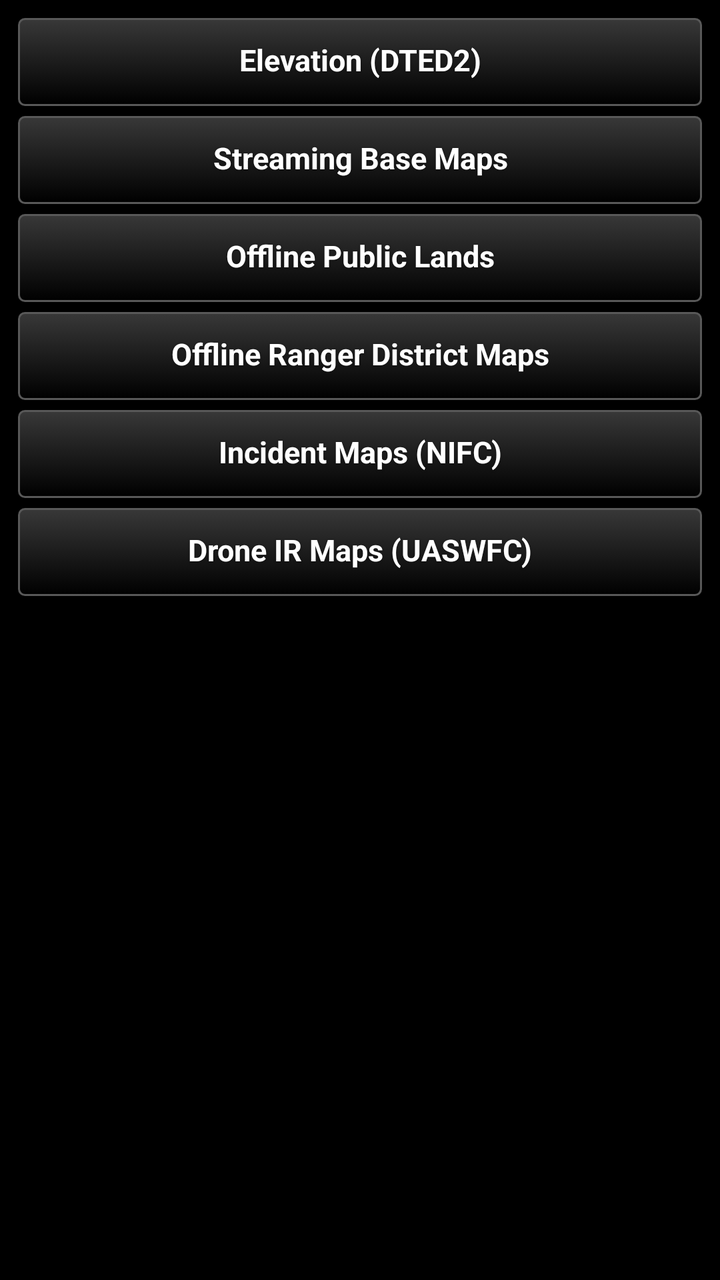
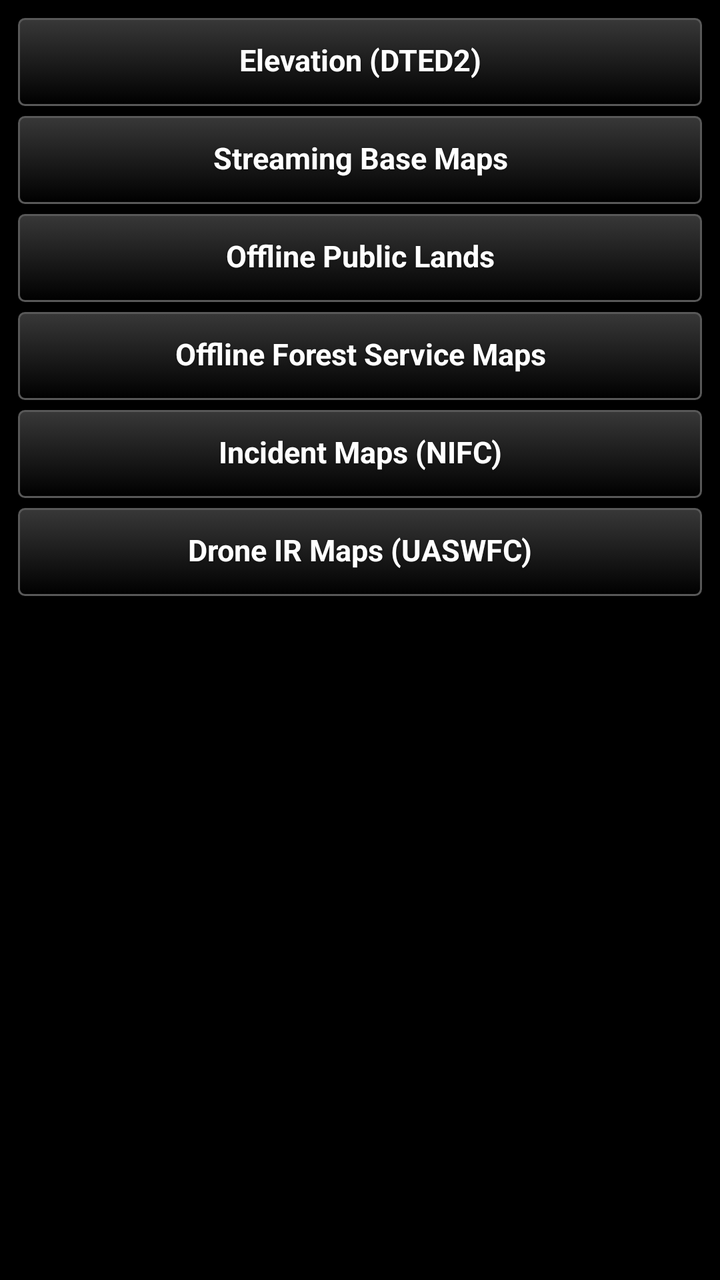

Compare the two renders of this Android layout. The source of the first and the diff that turns it into the second are given below.
<!-- AndroidManifest.xml: application theme AppTheme -->
<!-- res/layout/main_layout.xml -->
<?xml version="1.0" encoding="utf-8"?>
<LinearLayout xmlns:android="http://schemas.android.com/apk/res/android"
    android:layout_width="match_parent"
    android:layout_height="match_parent"
    android:orientation="vertical"
    android:padding="8dp">

    
    <ScrollView
        android:id="@+id/home_view"
        android:layout_width="match_parent"
        android:layout_height="match_parent"
        android:fillViewport="true">

    <LinearLayout
        android:layout_width="match_parent"
        android:layout_height="wrap_content"
        android:orientation="vertical">

        <Button
            style="@style/TakwerxButton"
            android:id="@+id/btn_dted"
            android:layout_width="match_parent"
            android:layout_height="wrap_content"
            android:layout_marginBottom="3dp"
            android:minHeight="46dp"
            android:text="@string/elevation_heading" />

        <Button
            style="@style/TakwerxButton"
            android:id="@+id/btn_maps"
            android:layout_width="match_parent"
            android:layout_height="wrap_content"
            android:layout_marginBottom="3dp"
            android:minHeight="46dp"
            android:text="@string/maps_heading" />

        <Button
            style="@style/TakwerxButton"
            android:id="@+id/btn_forests"
            android:layout_width="match_parent"
            android:layout_height="wrap_content"
            android:layout_marginBottom="3dp"
            android:minHeight="46dp"
            android:text="@string/forests_heading" />

        <Button
            style="@style/TakwerxButton"
            android:id="@+id/btn_recmaps"
            android:layout_width="match_parent"
            android:layout_height="wrap_content"
            android:layout_marginBottom="3dp"
            android:minHeight="46dp"
            android:text="@string/recmaps_heading" />

        <Button
            style="@style/TakwerxButton"
            android:id="@+id/btn_nifc"
            android:layout_width="match_parent"
            android:layout_height="wrap_content"
            android:layout_marginBottom="3dp"
            android:minHeight="46dp"
            android:text="@string/nifc_heading" />

        <Button
            style="@style/TakwerxButton"
            android:id="@+id/btn_uaswfc"
            android:layout_width="match_parent"
            android:layout_height="wrap_content"
            android:minHeight="46dp"
            android:text="@string/uaswfc_heading" />

        <TextView
            android:id="@+id/home_note"
            android:layout_width="match_parent"
            android:layout_height="wrap_content"
            android:paddingTop="10dp"
            android:textSize="12sp" />
    </LinearLayout>
    </ScrollView>

    
    <LinearLayout
        android:id="@+id/forest_view"
        android:layout_width="match_parent"
        android:layout_height="match_parent"
        android:orientation="vertical"
        android:visibility="gone">

        <LinearLayout
            android:layout_width="match_parent"
            android:layout_height="wrap_content"
            android:gravity="center_vertical"
            android:orientation="horizontal">

            <Button
                style="@style/TakwerxButton"
                android:id="@+id/btn_back_forests"
                android:layout_width="wrap_content"
                android:layout_height="wrap_content"
                android:text="@string/back" />

            
            <Button
                style="@style/TakwerxButton"
                android:id="@+id/package_filter"
                android:layout_width="wrap_content"
                android:layout_height="wrap_content"
                android:layout_marginStart="8dp"
                android:minWidth="0dp"
                android:paddingStart="10dp"
                android:paddingEnd="10dp" />

            <EditText
                android:id="@+id/forest_search"
                android:layout_width="0dp"
                android:layout_height="wrap_content"
                android:layout_marginStart="8dp"
                android:layout_weight="1"
                android:hint="@string/search_forests"
                android:imeOptions="actionSearch|flagNoExtractUi"
                android:inputType="text"
                android:maxLines="1"
                android:singleLine="true" />
        </LinearLayout>

        
        <Button
            style="@style/TakwerxButton"
            android:id="@+id/cancel_bar"
            android:layout_width="match_parent"
            android:layout_height="wrap_content"
            android:layout_marginTop="4dp"
            android:minHeight="56dp"
            android:text="@string/cancel_download"
            android:visibility="gone" />

        
        <LinearLayout
            android:layout_width="match_parent"
            android:layout_height="wrap_content"
            android:gravity="center_vertical"
            android:orientation="horizontal">

            <Button
                style="@style/TakwerxButton"
                android:id="@+id/forest_outlines"
                android:layout_width="wrap_content"
                android:layout_height="wrap_content"
                android:minWidth="0dp"
                android:paddingStart="10dp"
                android:paddingEnd="10dp" />

            <TextView
                android:id="@+id/forest_status"
                android:layout_width="0dp"
                android:layout_height="wrap_content"
                android:layout_marginStart="8dp"
                android:layout_weight="1"
                android:minLines="2"
                android:maxLines="3"
                android:ellipsize="end"
                android:paddingBottom="4dp"
                android:paddingTop="4dp"
                android:textSize="13sp" />
        </LinearLayout>

        <ListView
            android:id="@+id/forest_list"
            android:layout_width="match_parent"
            android:layout_height="0dp"
            android:layout_weight="1" />
    </LinearLayout>

    
    <LinearLayout
        android:id="@+id/basemap_view"
        android:layout_width="match_parent"
        android:layout_height="match_parent"
        android:orientation="vertical"
        android:visibility="gone">

        <LinearLayout
            android:layout_width="match_parent"
            android:layout_height="wrap_content"
            android:gravity="center_vertical"
            android:orientation="horizontal">

            <Button
                style="@style/TakwerxButton"
                android:id="@+id/btn_back_maps"
                android:layout_width="wrap_content"
                android:layout_height="wrap_content"
                android:text="@string/back" />

            <Button
                style="@style/TakwerxButton"
                android:id="@+id/basemap_filter"
                android:layout_width="wrap_content"
                android:layout_height="wrap_content"
                android:layout_marginStart="8dp"
                android:minWidth="0dp"
                android:paddingStart="10dp"
                android:paddingEnd="10dp" />

            <Button
                style="@style/TakwerxButton"
                android:id="@+id/category_button"
                android:layout_width="0dp"
                android:layout_height="wrap_content"
                android:layout_marginStart="8dp"
                android:layout_weight="1" />
        </LinearLayout>

        <TextView
            android:id="@+id/basemap_status"
            android:layout_width="match_parent"
            android:layout_height="wrap_content"
            android:minLines="2"
            android:maxLines="2"
            android:ellipsize="end"
            android:paddingBottom="4dp"
            android:paddingTop="4dp"
            android:textSize="13sp" />

        <ListView
            android:id="@+id/basemap_list"
            android:layout_width="match_parent"
            android:layout_height="0dp"
            android:layout_weight="1"
            android:divider="#33FFFFFF"
            android:dividerHeight="1dp" />
    </LinearLayout>

    
    <LinearLayout
        android:id="@+id/dted_view"
        android:layout_width="match_parent"
        android:layout_height="match_parent"
        android:orientation="vertical"
        android:visibility="gone">

        <LinearLayout
            android:layout_width="match_parent"
            android:layout_height="wrap_content"
            android:gravity="center_vertical"
            android:orientation="horizontal">

            <Button
                style="@style/TakwerxButton"
                android:id="@+id/btn_back"
                android:layout_width="wrap_content"
                android:layout_height="wrap_content"
                android:text="@string/back" />

            
            <Button
                style="@style/TakwerxButton"
                android:id="@+id/region_filter"
                android:layout_width="wrap_content"
                android:layout_height="wrap_content"
                android:layout_marginStart="8dp"
                android:minWidth="0dp"
                android:paddingStart="10dp"
                android:paddingEnd="10dp" />

            <Button
                style="@style/TakwerxButton"
                android:id="@+id/country_button"
                android:layout_width="0dp"
                android:layout_height="wrap_content"
                android:layout_marginStart="8dp"
                android:layout_weight="1" />
        </LinearLayout>

        <Button
            style="@style/TakwerxButton"
            android:id="@+id/cancel_bar_dted"
            android:layout_width="match_parent"
            android:layout_height="wrap_content"
            android:layout_marginTop="4dp"
            android:minHeight="56dp"
            android:text="@string/cancel_download"
            android:visibility="gone" />

        <TextView
            android:id="@+id/depot_status"
            android:layout_width="match_parent"
            android:layout_height="wrap_content"
            android:minLines="2"
            android:maxLines="2"
            android:ellipsize="end"
            android:paddingBottom="4dp"
            android:paddingTop="4dp"
            android:text="@string/loading_catalog"
            android:textSize="13sp" />

        <ListView
            android:id="@+id/region_list"
            android:layout_width="match_parent"
            android:layout_height="0dp"
            android:layout_weight="1"
            android:divider="#33FFFFFF"
            android:dividerHeight="1dp" />
    </LinearLayout>


    
    <LinearLayout
        android:id="@+id/nifc_view"
        android:layout_width="match_parent"
        android:layout_height="match_parent"
        android:orientation="vertical"
        android:visibility="gone">

        <LinearLayout
            android:layout_width="match_parent"
            android:layout_height="wrap_content"
            android:orientation="horizontal">

            <Button
                style="@style/TakwerxButton"
                android:id="@+id/btn_back_nifc"
                android:layout_width="wrap_content"
                android:layout_height="wrap_content"
                android:text="@string/back" />

            
            <Button
                style="@style/TakwerxButton"
                android:id="@+id/nifc_filter"
                android:layout_width="wrap_content"
                android:layout_height="wrap_content"
                android:layout_marginStart="8dp"
                android:text="@string/filter_all" />

            
            <Button
                style="@style/TakwerxButton"
                android:id="@+id/nifc_gacc"
                android:layout_width="0dp"
                android:layout_height="wrap_content"
                android:layout_marginStart="8dp"
                android:layout_weight="1" />
        </LinearLayout>

        
        <LinearLayout
            android:layout_width="match_parent"
            android:layout_height="wrap_content"
            android:layout_marginTop="4dp"
            android:gravity="center_vertical"
            android:orientation="horizontal">

            <Button
                style="@style/TakwerxButton"
                android:id="@+id/nifc_outlines"
                android:layout_width="wrap_content"
                android:layout_height="wrap_content"
                android:minWidth="0dp"
                android:paddingStart="10dp"
                android:paddingEnd="10dp" />

            <TextView
                android:id="@+id/nifc_status"
                android:layout_width="0dp"
                android:layout_height="wrap_content"
                android:layout_marginStart="8dp"
                android:layout_weight="1"
                android:textSize="12sp" />
        </LinearLayout>

        <Button
            style="@style/TakwerxButton"
            android:id="@+id/cancel_bar_nifc"
            android:layout_width="match_parent"
            android:layout_height="wrap_content"
            android:layout_marginTop="4dp"
            android:minHeight="56dp"
            android:text="@string/cancel_download"
            android:visibility="gone" />

        <ListView
            android:id="@+id/nifc_list"
            android:layout_width="match_parent"
            android:layout_height="0dp"
            android:layout_marginTop="4dp"
            android:layout_weight="1" />
    </LinearLayout>

</LinearLayout>
<!-- resources referenced by this layout -->
<resources>
  <string name="back">‹ Back</string>
  <string name="cancel_download">Cancel download</string>
  <string name="elevation_heading">Elevation (DTED2)</string>
  <string name="filter_all">All</string>
  <string name="forests_heading">Offline Public Lands</string>
  <string name="loading_catalog">Loading catalog…</string>
  <string name="maps_heading">Streaming Base Maps</string>
  <string name="nifc_heading">Incident Maps (NIFC)</string>
  <string name="recmaps_heading">Offline Ranger District Maps</string>
  <string name="search_forests">Search forests…</string>
  <string name="uaswfc_heading">Drone IR Maps (UASWFC)</string>
  <style name="TakwerxButton" parent="@style/darkButton">
          <item name="android:paddingLeft">12dp</item>
          <item name="android:paddingRight">12dp</item>
          <item name="android:paddingTop">6dp</item>
          <item name="android:paddingBottom">8dp</item>
          <item name="android:minHeight">44dp</item>
          <item name="android:minWidth">0dp</item>
          <item name="android:textSize">15sp</item>
          <item name="android:singleLine">true</item>
          <item name="android:ellipsize">end</item>
      </style>
  <style name="AppTheme" parent="@android:style/Theme.Holo">
          <item name="android:buttonStyle">@android:style/Widget.Button</item>
          <item name="android:imageButtonStyle">@android:style/Widget.Button</item>
          <item name="android:buttonStyleToggle">@android:style/Widget.Button</item>
          <item name="android:spinnerStyle">@style/ATAKSpinner</item>
          <item name="android:spinnerItemStyle">@style/ATAKSpinnerItem</item>
          <item name="android:editTextStyle">@style/ATAKEditText</item>
      </style>
  <style name="darkButton" parent="@android:style/Widget.Button">
          <item name="android:background">@drawable/btn_gray</item>
          <item name="android:shadowColor">@color/darker_gray</item>
          <item name="android:shadowDy">1</item>
          <item name="android:shadowRadius">2</item>
          <item name="android:textColor">@color/white</item>
          <item name="android:textStyle">bold</item>
          <item name="android:paddingTop">0dp</item>
          <item name="android:paddingBottom">3dp</item>
          <item name="android:textSize">@dimen/fontSize</item>
      </style>
  <style name="ATAKSpinner" parent="@android:style/Widget.Spinner">
          <item name="android:spinnerMode">dialog</item>
      </style>
  <style name="ATAKSpinnerItem">
          <item name="android:textColor">@android:color/white</item>
          <item name="android:dropDownVerticalOffset">0dip</item>
          <item name="android:dropDownHorizontalOffset">0dip</item>
          <item name="android:dropDownWidth">wrap_content</item>
          <item name="android:gravity">left|center_vertical</item>
      </style>
  <style name="ATAKEditText" parent="@android:style/Widget.EditText">
          
          
  
          
          <item name="android:imeOptions">flagNoFullscreen</item>
      </style>
  <color name="darker_gray">#121212</color>
  <color name="white">#ffffff</color>
  <dimen name="fontSize">14sp</dimen>
  <!-- drawable new_dark_button_disabled (drawable) -->
  <?xml version="1.0" encoding="utf-8"?>
  <layer-list xmlns:android="http://schemas.android.com/apk/res/android">
      <item android:bottom="1dp" android:right="1dp" android:left="1dp" android:top="1dp">
          <shape android:shape="rectangle">
              <corners android:radius="3dp" />
              <stroke
                  android:width="1dp"
                  android:color="#484848" />
              <solid android:color="#484848" />
          </shape>
      </item>
  </layer-list>
  <!-- unchanged entries left out for length: 3 -->
</resources>

<!-- the commit's change to res/layout/main_layout.xml (unified diff, before → after) -->
@@ -99,6 +99,18 @@
                 android:layout_width="wrap_content"
                 android:layout_height="wrap_content"
                 android:text="@string/back" />
+
+            
+            <Button
+                style="@style/TakwerxButton"
+                android:id="@+id/sheet_series"
+                android:layout_width="wrap_content"
+                android:layout_height="wrap_content"
+                android:layout_marginStart="8dp"
+                android:minWidth="0dp"
+                android:paddingStart="10dp"
+                android:paddingEnd="10dp"
+                android:visibility="gone" />
 
             
             <Button
<!-- resource entries referenced after the edit -->
@@ -8,7 +8,7 @@
   <string name="loading_catalog">Loading catalog…</string>
   <string name="maps_heading">Streaming Base Maps</string>
   <string name="nifc_heading">Incident Maps (NIFC)</string>
-  <string name="recmaps_heading">Offline Ranger District Maps</string>
+  <string name="recmaps_heading">Offline Forest Service Maps</string>
   <string name="search_forests">Search forests…</string>
   <string name="uaswfc_heading">Drone IR Maps (UASWFC)</string>
   <style name="TakwerxButton" parent="@style/darkButton">
